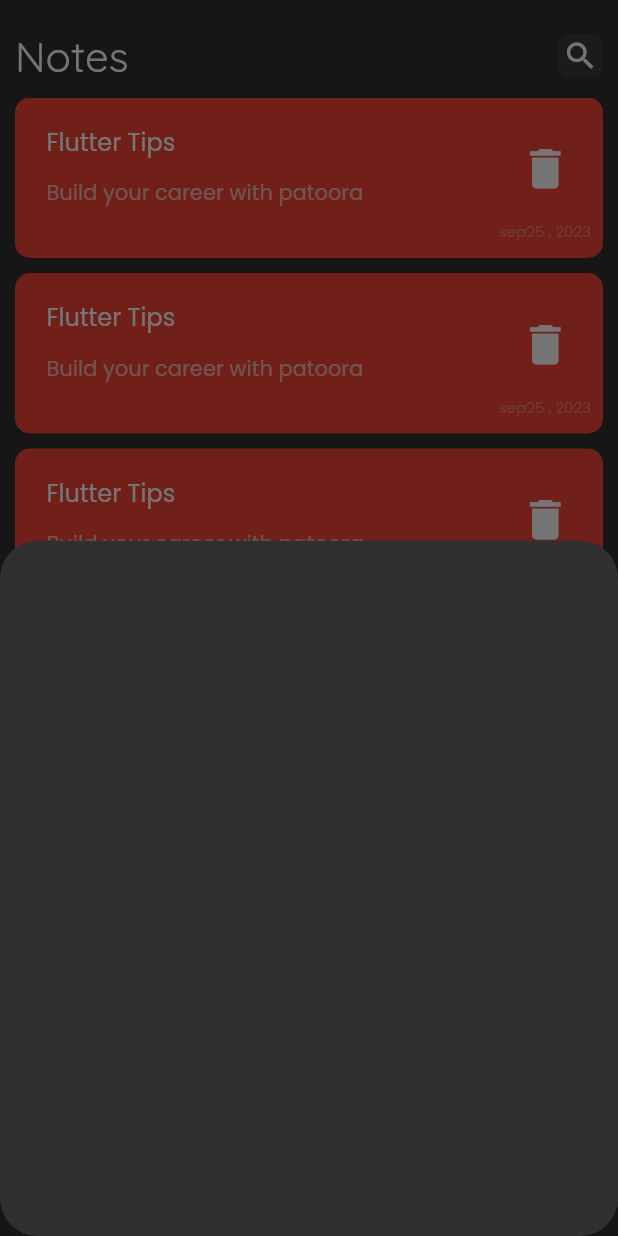
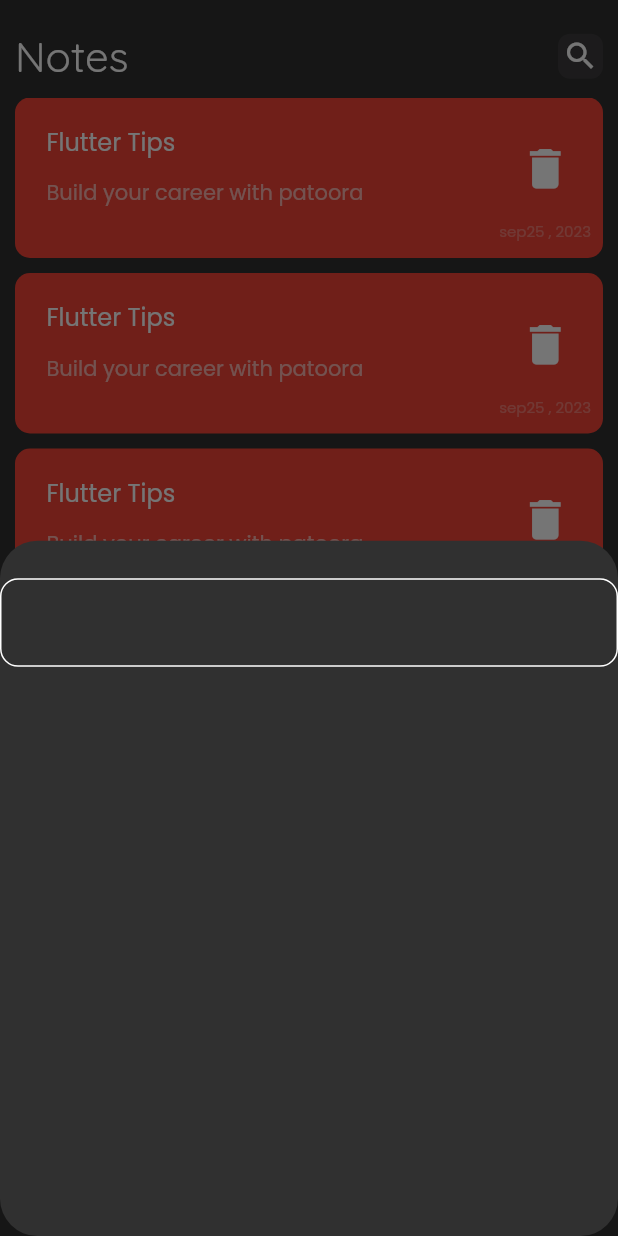
Before and after one commit to peterelia22/notes_app, a Flutter app: the screen it shows after launch, after a tap on the "add" icon, on a phone screen of 412 x 824 dp. Run offline on Flutter 3.47's test engine with Material 2 defaults, Android fonts, the phone set to English and light mode, and no system bars.

Commit message:
Custom TextField

```diff
--- /dev/null
+++ b/lib/constants.dart
@@ -0,0 +1,3 @@
+import 'package:flutter/material.dart';
+
+const kPrimaryColor = Color(0xff62FCD7);
--- a/lib/pages/home_page.dart
+++ b/lib/pages/home_page.dart
@@ -15,14 +15,14 @@ class NotesPage extends StatelessWidget {
                   borderRadius: BorderRadius.circular(25)),
               context: context,
               builder: (context) {
-                return AddNoteSheet();
+                return const AddNoteSheet();
               });
         },
         foregroundColor: Colors.red,
         backgroundColor: Colors.black,
-        child: Icon(Icons.add),
+        child: const Icon(Icons.add),
       ),
-      body: NotesBody(),
+      body: const NotesBody(),
     );
   }
 }
--- a/lib/widgets/Add_note_bottomsheet.dart
+++ b/lib/widgets/Add_note_bottomsheet.dart
@@ -1,10 +1,18 @@
 import 'package:flutter/material.dart';
+import 'package:notesapp/widgets/Custom_Textfield.dart';
 
 class AddNoteSheet extends StatelessWidget {
   const AddNoteSheet({super.key});
 
   @override
   Widget build(BuildContext context) {
-    return Container();
+    return const Column(
+      children: [
+        SizedBox(
+          height: 25,
+        ),
+        CustomTextField()
+      ],
+    );
   }
 }
--- /dev/null
+++ b/lib/widgets/Custom_Textfield.dart
@@ -0,0 +1,23 @@
+import 'package:flutter/material.dart';
+import 'package:notesapp/constants.dart';
+
+class CustomTextField extends StatelessWidget {
+  const CustomTextField({super.key});
+
+  @override
+  Widget build(BuildContext context) {
+    return TextField(
+      cursorColor: kPrimaryColor,
+      decoration: InputDecoration(
+          //  border: BuildBorder(),
+          focusedBorder: BuildBorder(kPrimaryColor),
+          enabledBorder: BuildBorder()),
+    );
+  }
+
+  OutlineInputBorder BuildBorder([Color]) {
+    return OutlineInputBorder(
+        borderRadius: BorderRadius.circular(12),
+        borderSide: BorderSide(color: Color ?? Colors.white));
+  }
+}
```
